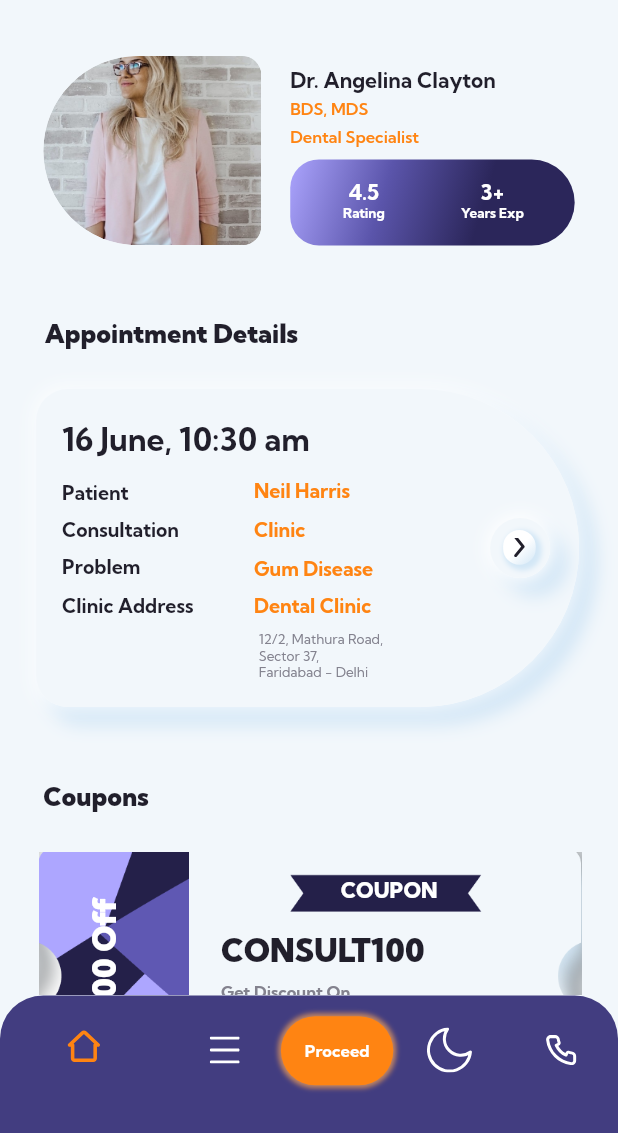
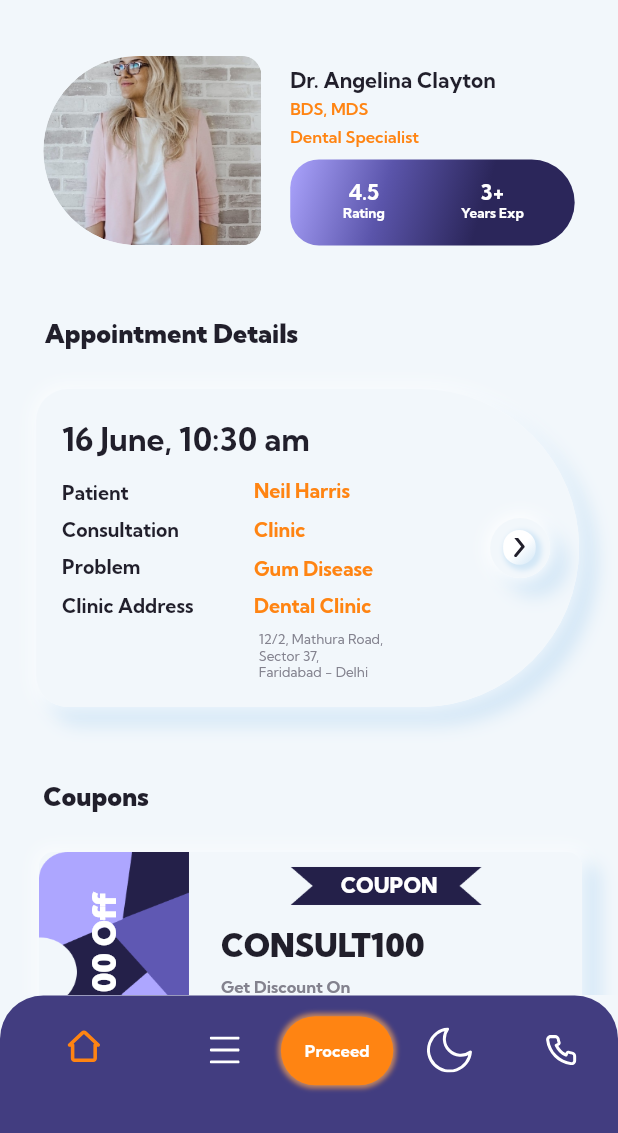
Before and after one commit to amirr-dotcom/part_time, a Flutter app: the screen it shows after launch, on a phone screen of 412 x 824 dp, the part 103-1236 px from its top. Run offline on Flutter 3.47's test engine with Material 2 defaults, Android fonts, the phone set to English and light mode, and no system bars; our stand-ins replace cached_network_image, expandable, flutter_svg.

Commit message:
Added Coupon Image

```diff
--- a/lib/view/booking_screen/widgets/coupon_widget.dart
+++ b/lib/view/booking_screen/widgets/coupon_widget.dart
@@ -1,5 +1,6 @@
 import 'package:flutter/material.dart';
 import 'package:part_time/core/app_export.dart';
+import 'package:part_time/view/booking_screen/widgets/shadow_container.dart';
 import 'package:part_time/widgets/custom_button.dart';
 
 // ignore: must_be_immutable
@@ -11,22 +12,30 @@ class CouponWidget extends StatelessWidget {
   @override
   Widget build(BuildContext context) {
     return Container(
+      margin: getMargin(
+          bottom: 20
+      ),
+      child: ShadowContainer(
+        borderRadius:  BorderRadius.circular(
+          getHorizontalSize(
+            10.00,
+          ),
+        ),
+        child: Container(
 
 
 
-      margin: getMargin(
-        bottom: 20
-      ),
+
           decoration: BoxDecoration(
             image: DecorationImage(
               image: AssetImage(ImageConstant.imgCoupon),
-          fit: BoxFit.cover
+              fit: BoxFit.fill
             )
           ),
           child: Padding(
             padding: getPadding(
               left: 20,
-          top: 19,
+              top: 15,
               right: 20,
               bottom: 19,
             ),
@@ -173,6 +182,8 @@ class CouponWidget extends StatelessWidget {
               ],
             ),
           ),
+        ),
+      ),
     );
   }
 }
```
Also changed, not shown: lib/widgets/custom_button.dart (+4 -4 lines), assets/images/img.png (deleted), assets/images/img_coupon_trimmed.png. Lines whose indentation alone changed are shown as unchanged.
